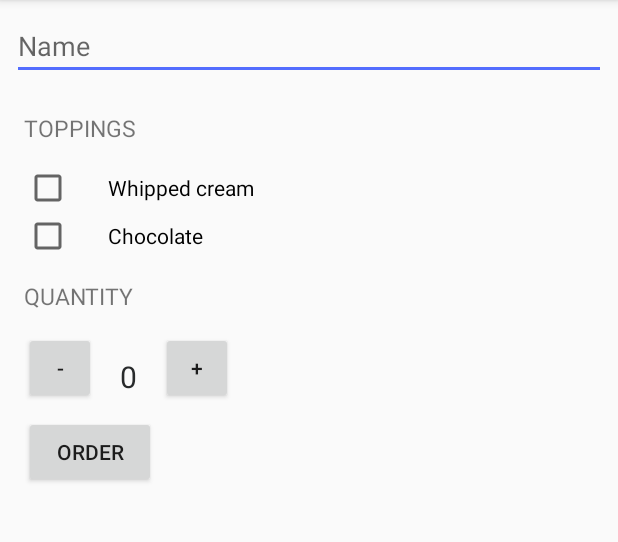
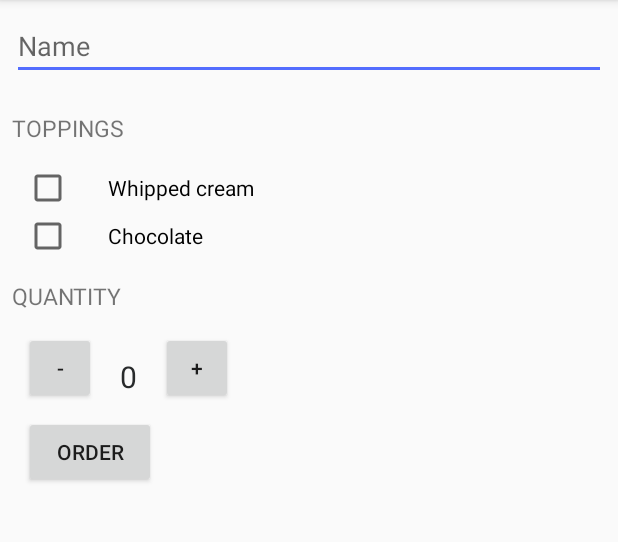
Before and after one commit to jieunKimm/cofeeOrderApp, an Android app: the screen it shows after launch (MainActivity), on a phone screen of 412 x 824 dp, the part 84-626 px from its top. Run offline under Robolectric (Android 15) with nearby library versions, the phone set to English and light mode, and no system bars.

Commit message:
add more details

```diff
--- a/app/src/main/res/values/styles.xml
+++ b/app/src/main/res/values/styles.xml
@@ -20,7 +20,7 @@
     <style name="HeaderTextStyle">
         <item name="android:layout_width">wrap_content</item>
         <item name="android:layout_height">48dp</item>
-        <item name="android:paddingLeft">16dp</item>
+        <item name="android:paddingLeft">8dp</item>
         <item name="android:gravity">center_vertical</item>
         <item name="android:textAllCaps">true</item>
         <item name="android:textSize">15sp</item>
```
